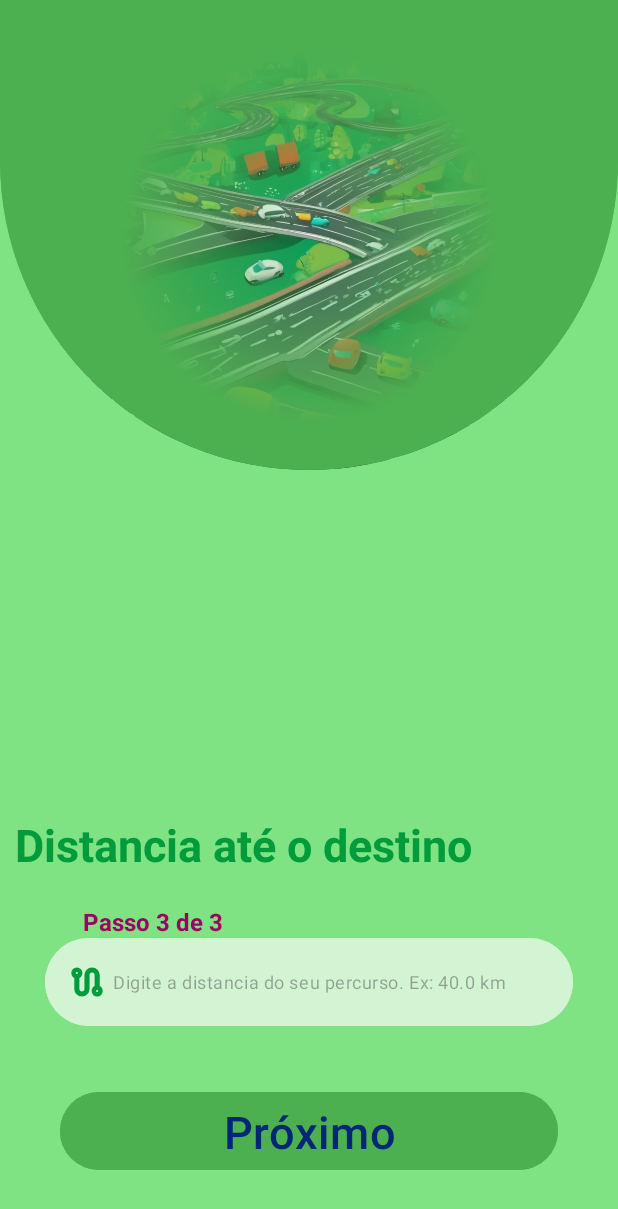
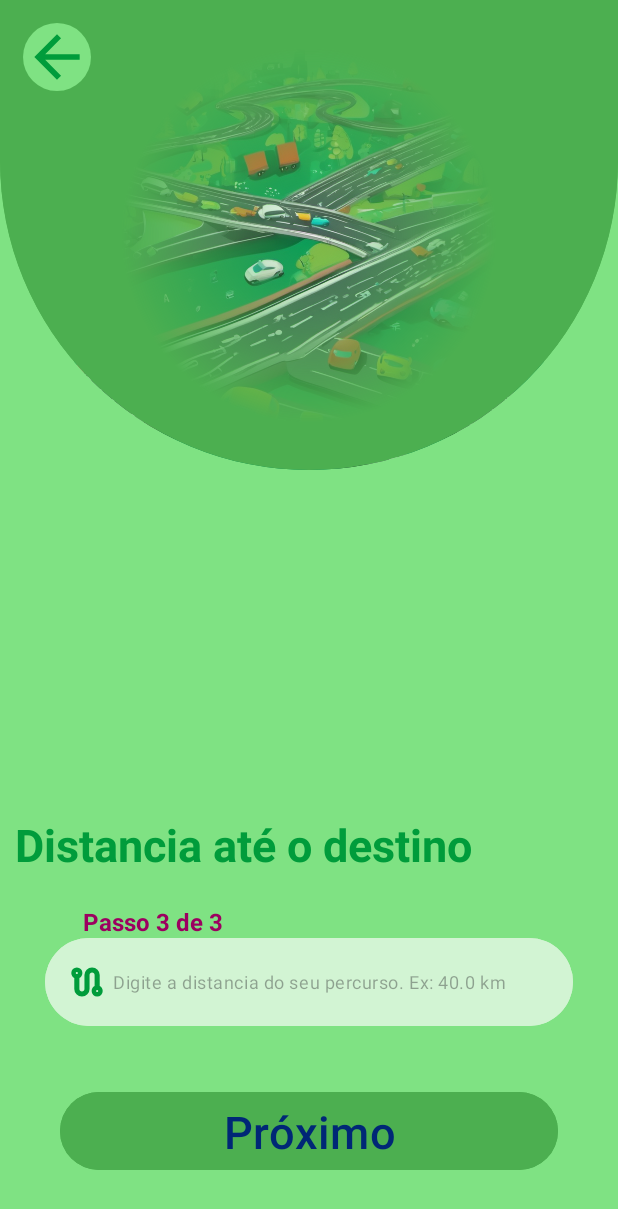
Before and after one commit to alanliongar/Des1_Fuel_Calculation, an Android app: the distancia screen opened directly, with no data from a screen before it, on a phone screen of 412 x 824 dp. Shown: the top 1209 px of the screen. Run offline under Robolectric (Android 15) with nearby library versions, the phone set to English and light mode, and no system bars.

Commit message:
Toques finais no app

```diff
--- a/app/src/main/java/com/example/des1_fuel_calculation/distancia.kt
+++ b/app/src/main/java/com/example/des1_fuel_calculation/distancia.kt
@@ -3,6 +3,7 @@ package com.example.des1_fuel_calculation
 import android.content.Intent
 import android.os.Bundle
 import android.widget.Button
+import android.widget.ImageButton
 import androidx.activity.enableEdgeToEdge
 import androidx.appcompat.app.AppCompatActivity
 import androidx.core.view.ViewCompat
@@ -18,9 +19,14 @@ class distancia : AppCompatActivity() {
         setContentView(R.layout.activity_distancia)
         val btn_calc = findViewById<Button>(R.id.butao)
         val inputbox_dist = findViewById<TextInputEditText>(R.id.distancia)
+        val btn_voltar_p = findViewById<ImageButton>(R.id.voltar_d)
         val preco = intent.getFloatExtra(KEY_PRECO, 0f)
         val consumo = intent.getFloatExtra(KEY_CONS, 0f)
-
+        btn_voltar_p.setOnClickListener {
+            val intentV = Intent(this, com.example.des1_fuel_calculation.consumo::class.java)
+            intentV.putExtra(KEY_PRECO, preco)
+            startActivity(intentV)
+        }
         btn_calc.setOnClickListener {
             if (inputbox_dist.text.toString().isBlank()) {
                 Snackbar.make(
--- a/app/src/main/java/com/example/des1_fuel_calculation/preco.kt
+++ b/app/src/main/java/com/example/des1_fuel_calculation/preco.kt
@@ -3,6 +3,7 @@ package com.example.des1_fuel_calculation
 import android.content.Intent
 import android.os.Bundle
 import android.widget.Button
+import android.widget.ImageButton
 import androidx.activity.enableEdgeToEdge
 import androidx.appcompat.app.AppCompatActivity
 import com.google.android.material.snackbar.Snackbar
@@ -16,7 +17,12 @@ class preco : AppCompatActivity() {
         setContentView(R.layout.activity_preco)
         val btn_prox = findViewById<Button>(R.id.butaoP)
         val edtPreco = findViewById<TextInputEditText>(R.id.precoP)
+        val btn_voltar_p = findViewById<ImageButton>(R.id.voltar_p)
 
+        btn_voltar_p.setOnClickListener {
+            val intentV = Intent(this, MainActivity::class.java)
+            startActivity(intentV)
+        }
         btn_prox.setOnClickListener {
             if (edtPreco.text.toString().isBlank()) {
                 Snackbar.make(edtPreco, "Preencha o preço do combustível", Snackbar.LENGTH_LONG)
--- /dev/null
+++ b/app/src/main/res/drawable/circulo.xml
@@ -0,0 +1,13 @@
+<?xml version="1.0" encoding="utf-8"?>
+<shape xmlns:android="http://schemas.android.com/apk/res/android"
+    android:shape="rectangle"
+    >
+    <solid android:color="@color/colorThemeBackground2" /> <!-- Substitua #FFFFFF pela cor de fundo desejada -->
+    <corners
+        android:bottomLeftRadius="500dp"
+        android:bottomRightRadius="500dp"
+        android:topRightRadius="500dp"
+        android:topLeftRadius="500dp"
+        />
+    <!-- Ajuste o valor de 16dp para aumentar ou diminuir o raio da curva -->
+</shape>
--- /dev/null
+++ b/app/src/main/res/drawable/voltar.xml
@@ -0,0 +1,9 @@
+<vector xmlns:android="http://schemas.android.com/apk/res/android"
+    android:width="45dp"
+    android:height="45dp"
+    android:viewportWidth="960"
+    android:viewportHeight="960">
+  <path
+      android:fillColor="@color/colorPrimary"
+      android:pathData="m313,520 l224,224 -57,56 -320,-320 320,-320 57,56 -224,224h487v80L313,520Z"/>
+</vector>
--- a/app/src/main/res/layout/activity_distancia.xml
+++ b/app/src/main/res/layout/activity_distancia.xml
@@ -51,6 +51,18 @@
                 app:layout_constraintTop_toTopOf="parent" />
 
         </androidx.constraintlayout.widget.ConstraintLayout>
+        <ImageButton
+            android:id="@+id/voltar_d"
+            android:layout_width="wrap_content"
+            android:layout_height="wrap_content"
+            android:backgroundTint="@color/colorThemeBackground2"
+            android:background="@drawable/circulo"
+            app:layout_constraintTop_toTopOf="parent"
+            app:layout_constraintStart_toStartOf="parent"
+            android:layout_margin="15dp"
+            android:src="@drawable/voltar"
+            android:textSize="30sp"
+            />
     </androidx.constraintlayout.widget.ConstraintLayout>
 
     <androidx.constraintlayout.widget.ConstraintLayout
```
Also changed, not shown: app/src/main/java/com/example/des1_fuel_calculation/consumo.kt (+6 -1 lines), app/src/main/java/com/example/des1_fuel_calculation/resultado.kt (+8 -1 lines), app/src/main/res/layout/activity_consumo.xml (+14 -0 lines), app/src/main/res/layout/activity_preco.xml (+12 -0 lines), app/src/main/res/layout/activity_resultado.xml (+21 -3 lines).
